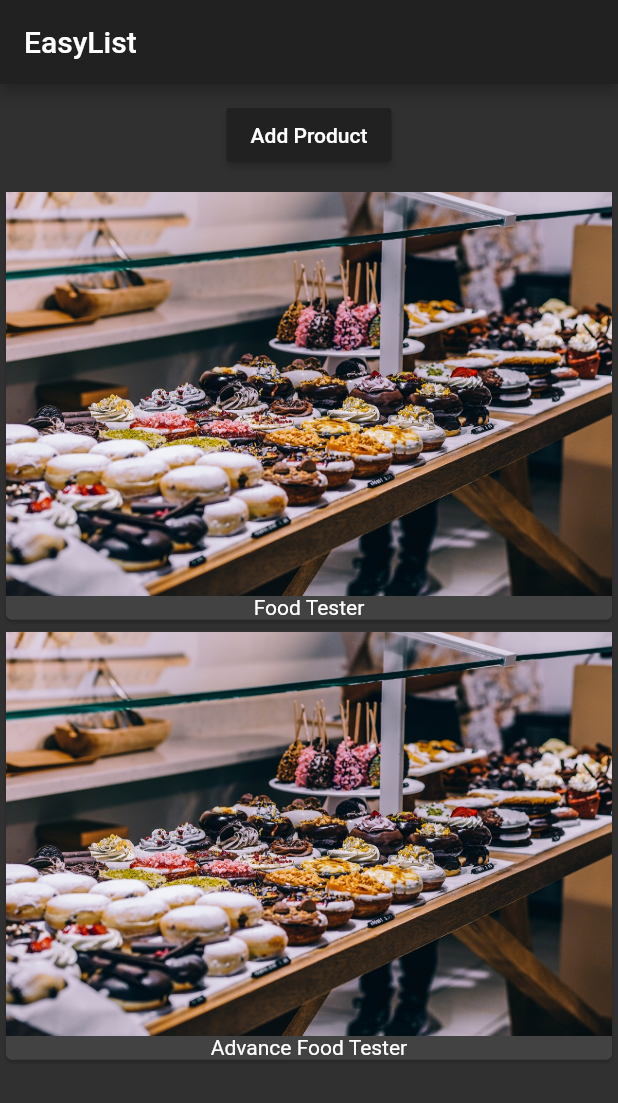
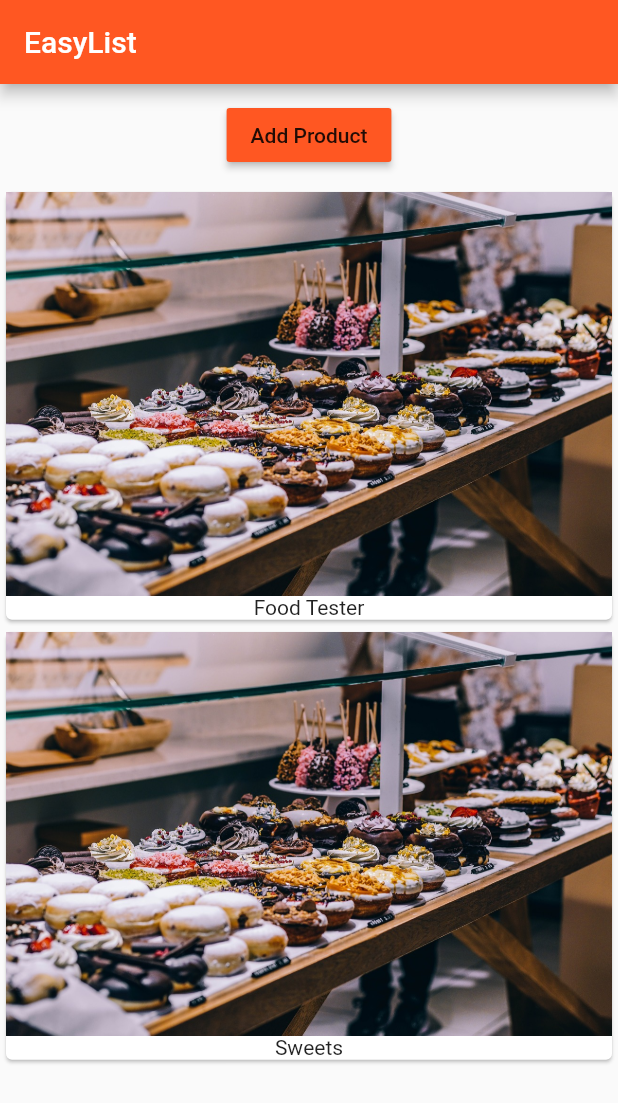
Before and after one commit to loveleenkaurnancy/course_project, a Flutter app: the screen it shows after launch, after a tap on "Add Product", on a phone screen of 412 x 824 dp. Shown: the top 1103 px of the screen. Run offline on Flutter 3.47's test engine with Material 2 defaults, Android fonts, the phone set to English and light mode, and no system bars.

Commit message:
Passing Data Up

```diff
--- a/lib/main.dart
+++ b/lib/main.dart
@@ -11,7 +11,7 @@ class MyApp extends StatelessWidget {
   Widget build(BuildContext context) {
     return MaterialApp(
       theme: ThemeData(
-        brightness: Brightness.dark,
+        brightness: Brightness.light,
         primarySwatch: Colors.deepOrange,
         accentColor: Colors.deepPurple
       ),
@@ -19,7 +19,7 @@ class MyApp extends StatelessWidget {
         appBar: AppBar(
           title: Text('EasyList'),
         ),
-        body: ProductManager('Food Tester'),
+        body: ProductManager(startingProduct :'Food Tester'),
       ),
     );
   }
--- /dev/null
+++ b/lib/product_control.dart
@@ -0,0 +1,19 @@
+import 'package:flutter/material.dart';
+
+class ProductControl extends StatelessWidget {
+
+  final Function addProduct;
+
+  ProductControl(this.addProduct);
+
+  @override
+    Widget build(BuildContext context) {
+      return RaisedButton(
+        color: Theme.of(context).primaryColor,
+        onPressed: () {
+          addProduct('Sweets');
+        },
+        child: Text('Add Product'),
+      );
+    }
+}
--- a/lib/product_manager.dart
+++ b/lib/product_manager.dart
@@ -1,12 +1,13 @@
 import 'package:flutter/material.dart';
 
 import './products.dart';
+import './product_control.dart';
 
 class ProductManager extends StatefulWidget {
 
   final String startingProduct;
 
-  ProductManager(this.startingProduct) {
+  ProductManager({this.startingProduct = 'Sweets Tester'}) {
     print('[ProductManager Widget] Constructor');
   }
 
@@ -33,21 +34,18 @@ class _ProductManagerState extends State<ProductManager> {
         super.didUpdateWidget(oldWidget);
       }
 
+    void _addProduct(String product){
+      setState(() {
+            _products.add(product);
+          });
+    }
+
   @override
   Widget build(BuildContext context) {
     print('[ProductManager State] build()');
     return Column(children : [Container(
       margin: EdgeInsets.all(10.0),
-      child: RaisedButton(
-        color: Theme.of(context).primaryColor,
-        onPressed: () {
-          setState(() {
-            _products.add('Advance Food Tester');
-            print(_products);
-          });
-        },
-        child: Text('Add Product'),
-      ),
+      child: ProductControl(_addProduct),
     ),
     Products(_products)
     ]);
--- a/lib/products.dart
+++ b/lib/products.dart
@@ -3,7 +3,7 @@ import 'package:flutter/material.dart';
 class Products extends StatelessWidget {
   final List<String> products;
 
-  Products(this.products) {
+  Products([this.products = const []]) {
     print('[Products Widget] Constructor');
   }
 
```
